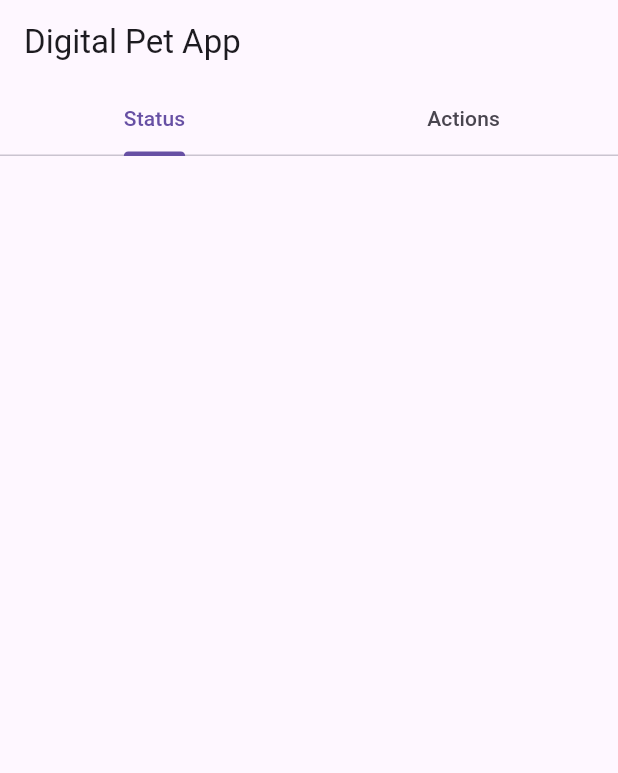
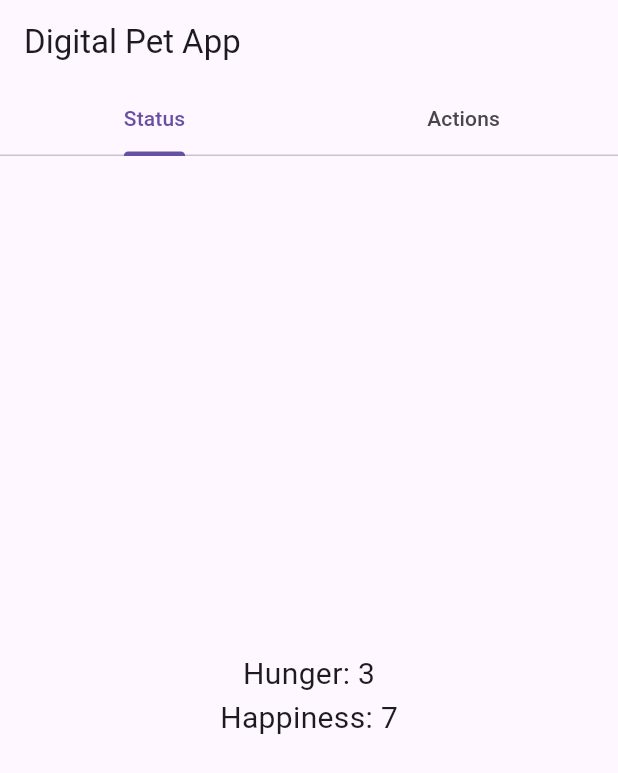
Before and after one commit to anguyen221/digital_pet_app, a Flutter app: the screen it shows after launch, on a phone screen of 412 x 824 dp. Shown: the top 773 px of the screen. Run offline on Flutter 3.47's test engine with Material 3 defaults, Android fonts, the phone set to English and light mode, and no system bars.

Commit message:
Added pet status tab

```diff
--- a/lib/main.dart
+++ b/lib/main.dart
@@ -4,7 +4,15 @@ void main() {
   runApp(DigitalPetApp());
 }
 
-class DigitalPetApp extends StatelessWidget {
+class DigitalPetApp extends StatefulWidget {
+  @override
+  DigitalPetAppState createState() => DigitalPetAppState();
+}
+
+class DigitalPetAppState extends State<DigitalPetApp> {
+  int hunger = 3;
+  int happiness = 7;
+
   @override
   Widget build(BuildContext context) {
     return MaterialApp(
@@ -22,6 +30,7 @@ class DigitalPetApp extends StatelessWidget {
           ),
           body: TabBarView(
             children: [
+              PetStatusTab(hunger: hunger, happiness: happiness),
             ],
           ),
         ),
@@ -29,3 +38,23 @@ class DigitalPetApp extends StatelessWidget {
     );
   }
 }
+
+class PetStatusTab extends StatelessWidget {
+  final int hunger;
+  final int happiness;
+
+  PetStatusTab({required this.hunger, required this.happiness});
+
+  @override
+  Widget build(BuildContext context) {
+    return Center(
+      child: Column(
+        mainAxisAlignment: MainAxisAlignment.center,
+        children: [
+          Text('Hunger: $hunger', style: TextStyle(fontSize: 20)),
+          Text('Happiness: $happiness', style: TextStyle(fontSize: 20)),
+        ],
+      ),
+    );
+  }
+}
```
